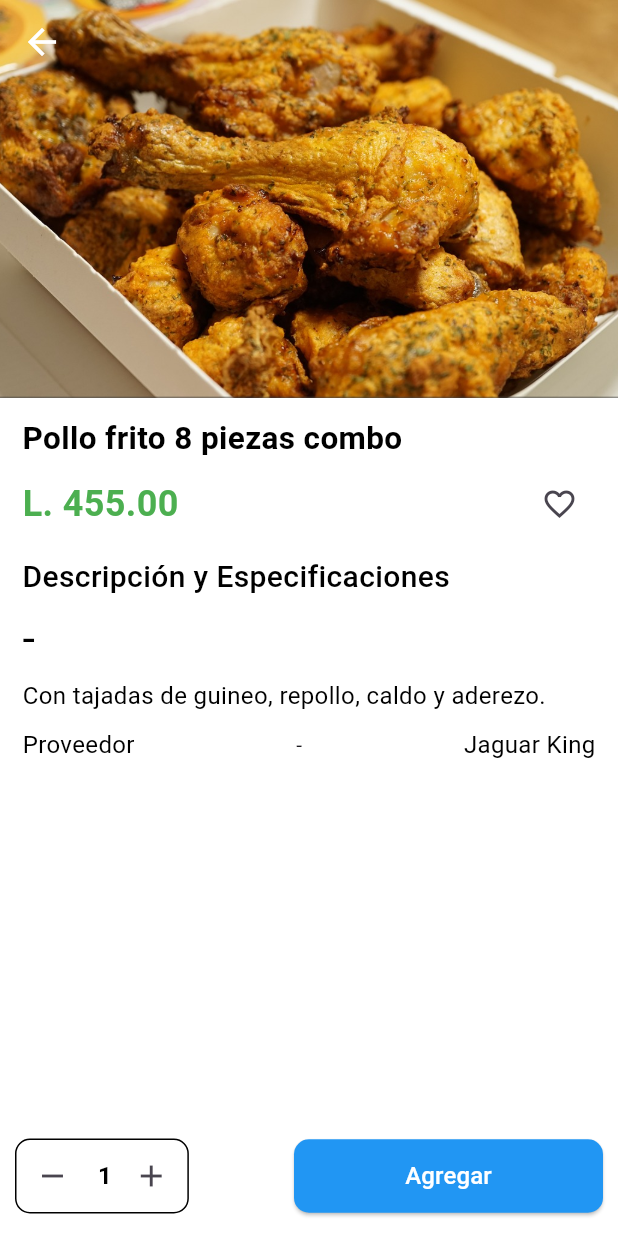
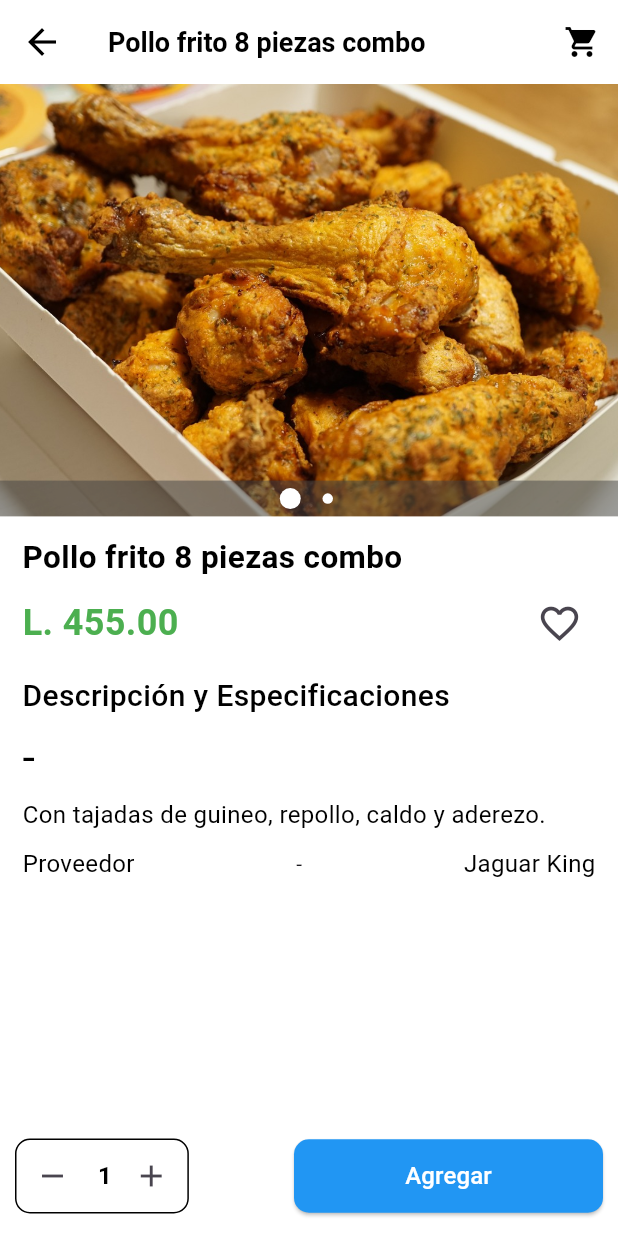
Before and after one commit to RonnyBlandon/easy_solutions, a Flutter app: the RestaurantMenuPage screen opened by its route, after a tap on "Pollo frito 8 piezas combo", on a phone screen of 412 x 824 dp. Run offline on Flutter 3.47's test engine with Material 3 defaults, Android fonts, the light colour scheme and no system bars; our stand-ins replace another_carousel_pro.

```diff
--- a/lib/src/features/presentation/business_list_page/View/business_list_page.dart
+++ b/lib/src/features/presentation/business_list_page/View/business_list_page.dart
@@ -67,7 +67,7 @@ Widget _businessList(BuildContext context) {
 Widget _cardBusinnes(BuildContext context) {
   return GestureDetector(
     onTap: () {
-      Navigator.pushNamed(context, 'business_product_categories');
+      Navigator.pushNamed(context, 'product_categories');
     },
     child: Container(
       padding: const EdgeInsets.all(10.0),
--- a/lib/src/features/presentation/food_details_page/View/food_details_page.dart
+++ /dev/null
@@ -1,152 +0,0 @@
-import 'package:flutter/material.dart';
-//Extension
-import 'package:easy_solutions/src/utils/extensions/screen_size.dart';
-//Commons Widgets
-import 'package:easy_solutions/src/features/presentation/commons_widgets/buttons/back_button.dart';
-import 'package:easy_solutions/src/features/presentation/commons_widgets/headers/custom_title.dart';
-import 'package:easy_solutions/src/features/presentation/commons_widgets/buttons/create_elevated_button.dart';
-//Third party package
-import 'package:another_carousel_pro/another_carousel_pro.dart';
-
-class FoodDetailsPage extends StatelessWidget {
-  const FoodDetailsPage({super.key});
-
-  @override
-  Widget build(BuildContext context) {
-    return SafeArea(
-      child: Scaffold(
-        body: CustomScrollView(slivers: [
-          SliverAppBar(
-            backgroundColor: Colors.blue,
-            expandedHeight: 265.0,
-            flexibleSpace: FlexibleSpaceBar(
-              background:
-                  Container(color: Colors.white, child: _productInfo(context)),
-            ),
-            leading: backButton(context, Colors.white),
-          ),
-          SliverList(
-              delegate: SliverChildListDelegate([
-            Container(
-                color: Colors.white,
-                child: _productInfoContainer(
-                  productName: 'Pollo frito 8 piezas combo',
-                  productDescription:
-                      'Con tajadas de guineo, repollo, caldo y aderezo.',
-                  productPrice: 'L. 455.00',
-                  productProvider: 'Jaguar King',
-                )),
-          ]))
-        ]),
-        bottomNavigationBar: _addCart(context),
-      ),
-    );
-  }
-}
-
-Widget _productInfo(BuildContext context) {
-  return Column(
-    crossAxisAlignment: CrossAxisAlignment.start,
-    children: [
-      Stack(
-        children: [
-          SizedBox(
-            width: double.infinity,
-            height: screenHeight.getScreenHeight(
-                context: context, multiplier: 0.35),
-            child: AnotherCarousel(
-                dotSize: 7.0,
-                indicatorBgPadding: 5.0,
-                images: const [
-                  AssetImage(
-                      'assets/images/restaurants/menu_images/pollo_frito.jpg'),
-                  AssetImage(
-                      'assets/images/restaurants/menu_images/pollo_frito2.jpg'),
-                ]),
-          ),
-        ],
-      ),
-    ],
-  );
-}
-
-Widget _productInfoContainer(
-    {required String productName,
-    required String productDescription,
-    required String productPrice,
-    required String productProvider}) {
-  return Padding(
-    padding:
-        const EdgeInsets.only(top: 12.0, left: 15.0, bottom: 15.0, right: 15.0),
-    child: Column(
-      crossAxisAlignment: CrossAxisAlignment.start,
-      children: [
-        customTitle(productName, Colors.black, fontsize: 21.0),
-        const SizedBox(height: 5.0),
-        Row(
-          mainAxisAlignment: MainAxisAlignment.spaceBetween,
-          children: [
-            customTitle(productPrice, Colors.green, fontsize: 24.0),
-            IconButton(
-                onPressed: () {}, icon: const Icon(Icons.favorite_border))
-          ],
-        ),
-        const SizedBox(height: 10.0),
-        customTitle('Descripción y Especificaciones', Colors.black,
-            fontsize: 20.0, fontWeight: FontWeight.w500),
-        const SizedBox(height: 5.0),
-        customTitle('-', Colors.black, fontWeight: FontWeight.w400),
-        const SizedBox(height: 5.0),
-        customTitle(
-          productDescription,
-          Colors.black,
-          fontsize: 16.0,
-          fontWeight: FontWeight.w400,
-          textAling: TextAlign.start,
-        ),
-        const SizedBox(height: 10.0),
-        Row(
-          mainAxisAlignment: MainAxisAlignment.spaceBetween,
-          children: [
-            customTitle('Proveedor', Colors.black,
-                fontsize: 16.0, fontWeight: FontWeight.w400),
-            const Text('-'),
-            customTitle(productProvider, Colors.black,
-                fontsize: 16.0, fontWeight: FontWeight.w400),
-          ],
-        )
-      ],
-    ),
-  );
-}
-
-Widget _addCart(BuildContext context) {
-  return Container(
-    color: Colors.white,
-    padding: const EdgeInsets.symmetric(horizontal: 10.0, vertical: 15.0),
-    child: Row(
-      mainAxisAlignment: MainAxisAlignment.spaceBetween,
-      children: [
-        Container(
-          decoration: BoxDecoration(
-              border: Border.all(), borderRadius: BorderRadius.circular(10.0)),
-          child: Row(
-            children: [
-              IconButton(onPressed: () {}, icon: const Icon(Icons.remove)),
-              customTitle(' 1 ', Colors.black, fontsize: 16.0),
-              IconButton(onPressed: () {}, icon: const Icon(Icons.add)),
-            ],
-          ),
-        ),
-        createElevatedButton(
-            onPressed: () {},
-            width:
-                screenWidth.getScreenWidth(context: context, multiplier: 0.5),
-            height: 49.0,
-            radius: 10.0,
-            backgroundColor: Colors.blue,
-            labelButton: 'Agregar'),
-      ],
-    ),
-  );
-}
--- a/lib/src/features/presentation/product_details_page/View/product_details_page.dart
+++ b/lib/src/features/presentation/product_details_page/View/product_details_page.dart
@@ -1,4 +1,12 @@
 import 'package:flutter/material.dart';
+//Extension
+import 'package:easy_solutions/src/utils/extensions/screen_size.dart';
+//Commons Widgets
+import 'package:easy_solutions/src/features/presentation/commons_widgets/buttons/back_button.dart';
+import 'package:easy_solutions/src/features/presentation/commons_widgets/headers/custom_title.dart';
+import 'package:easy_solutions/src/features/presentation/commons_widgets/buttons/create_elevated_button.dart';
+//Third party package
+import 'package:another_carousel_pro/another_carousel_pro.dart';
 
 class ProductDetailsPage extends StatefulWidget {
   const ProductDetailsPage({super.key});
@@ -10,10 +18,146 @@ class ProductDetailsPage extends StatefulWidget {
 class _ProductDetailsPageState extends State<ProductDetailsPage> {
   @override
   Widget build(BuildContext context) {
-    return const Scaffold(
-      body: Center(
-        child: Text('Detalles del producto'),
+    return SafeArea(
+      child: Scaffold(
+        appBar: AppBar(
+          backgroundColor: Colors.white,
+          leading: backButton(context, Colors.black),
+          title: customTitle('Pollo frito 8 piezas combo', Colors.black,
+              fontsize: 18.0),
+          actions: [
+            IconButton(
+                onPressed: () {},
+                color: Colors.black,
+                icon: const Icon(Icons.shopping_cart))
+          ],
+        ),
+        body: CustomScrollView(slivers: [
+          SliverList(
+              delegate: SliverChildListDelegate([
+            _productInfo(context),
+            Container(
+                color: Colors.white,
+                child: _productInfoContainer(
+                  productName: 'Pollo frito 8 piezas combo',
+                  productDescription:
+                      'Con tajadas de guineo, repollo, caldo y aderezo.',
+                  productPrice: 'L. 455.00',
+                  productProvider: 'Jaguar King',
+                )),
+          ]))
+        ]),
+        bottomNavigationBar: _addCart(context),
       ),
     );
   }
 }
+
+Widget _productInfo(BuildContext context) {
+  return Column(
+    crossAxisAlignment: CrossAxisAlignment.start,
+    children: [
+      Stack(
+        children: [
+          SizedBox(
+            width: double.infinity,
+            height: screenHeight.getScreenHeight(
+                context: context, multiplier: 0.35),
+            child: AnotherCarousel(
+                dotSize: 7.0,
+                indicatorBgPadding: 5.0,
+                images: const [
+                  AssetImage(
+                      'assets/images/restaurants/menu_images/pollo_frito.jpg'),
+                  AssetImage(
+                      'assets/images/restaurants/menu_images/pollo_frito2.jpg'),
+                ]),
+          ),
+        ],
+      ),
+    ],
+  );
+}
+
+Widget _productInfoContainer(
+    {required String productName,
+    required String productDescription,
+    required String productPrice,
+    required String productProvider}) {
+  return Padding(
+    padding:
+        const EdgeInsets.only(top: 12.0, left: 15.0, bottom: 15.0, right: 15.0),
+    child: Column(
+      crossAxisAlignment: CrossAxisAlignment.start,
+      children: [
+        customTitle(productName, Colors.black, fontsize: 21.0),
+        const SizedBox(height: 5.0),
+        Row(
+          mainAxisAlignment: MainAxisAlignment.spaceBetween,
+          children: [
+            customTitle(productPrice, Colors.green, fontsize: 24.0),
+            IconButton(
+                onPressed: () {},
+                iconSize: 30.0,
+                icon: const Icon(Icons.favorite_border))
+          ],
+        ),
+        const SizedBox(height: 10.0),
+        customTitle('Descripción y Especificaciones', Colors.black,
+            fontsize: 20.0, fontWeight: FontWeight.w500),
+        const SizedBox(height: 5.0),
+        customTitle('-', Colors.black, fontWeight: FontWeight.w400),
+        const SizedBox(height: 5.0),
+        customTitle(
+          productDescription,
+          Colors.black,
+          fontsize: 16.0,
+          fontWeight: FontWeight.w400,
+          textAling: TextAlign.start,
+        ),
+        const SizedBox(height: 10.0),
+        Row(
+          mainAxisAlignment: MainAxisAlignment.spaceBetween,
+          children: [
+            customTitle('Proveedor', Colors.black,
+                fontsize: 16.0, fontWeight: FontWeight.w400),
+            const Text('-'),
+            customTitle(productProvider, Colors.black,
+                fontsize: 16.0, fontWeight: FontWeight.w400),
+          ],
+        )
+      ],
+    ),
+  );
+}
+
+Widget _addCart(BuildContext context) {
+  return Container(
+    color: Colors.white,
+    padding: const EdgeInsets.symmetric(horizontal: 10.0, vertical: 15.0),
+    child: Row(
+      mainAxisAlignment: MainAxisAlignment.spaceBetween,
+      children: [
+        Container(
+          decoration: BoxDecoration(
+              border: Border.all(), borderRadius: BorderRadius.circular(10.0)),
+          child: Row(
+            children: [
+              IconButton(onPressed: () {}, icon: const Icon(Icons.remove)),
+              customTitle(' 1 ', Colors.black, fontsize: 16.0),
+              IconButton(onPressed: () {}, icon: const Icon(Icons.add)),
+            ],
+          ),
+        ),
+        createElevatedButton(
+            onPressed: () {},
+            width:
+                screenWidth.getScreenWidth(context: context, multiplier: 0.5),
+            height: 49.0,
+            radius: 10.0,
+            backgroundColor: Colors.blue,
+            labelButton: 'Agregar'),
+      ],
+    ),
+  );
+}
--- a/lib/src/features/presentation/restaurant_menu_page/View/restaurant_menu_page.dart
+++ b/lib/src/features/presentation/restaurant_menu_page/View/restaurant_menu_page.dart
@@ -211,7 +211,7 @@ Widget _cardProduct(BuildContext context) {
             children: [
               GestureDetector(
                 onTap: () {
-                  Navigator.pushNamed(context, 'food_details');
+                  Navigator.pushNamed(context, 'product_details');
                 },
                 child: Row(children: [
                   ClipRRect(
--- a/lib/src/features/presentation/tabs/favorites_tab/View/Components/favorite_product_view.dart
+++ b/lib/src/features/presentation/tabs/favorites_tab/View/Components/favorite_product_view.dart
@@ -96,7 +96,7 @@ Widget _sliderProducts(BuildContext context) {
 Widget _cardProduct(BuildContext context) {
   return GestureDetector(
     onTap: () {
-      Navigator.pushNamed(context, 'food_details');
+      Navigator.pushNamed(context, 'product_details');
     },
     child: Container(
       width: 180.0,
--- a/lib/src/routes/routers.dart
+++ b/lib/src/routes/routers.dart
@@ -9,7 +9,7 @@ import 'package:easy_solutions/src/features/presentation/services_page/View/serv
 import 'package:easy_solutions/src/features/presentation/tabs/tabs_page.dart';
 import 'package:easy_solutions/src/features/presentation/restaurant_list_page/View/restaurant_list_page.dart';
 import 'package:easy_solutions/src/features/presentation/restaurant_menu_page/View/restaurant_menu_page.dart';
-import 'package:easy_solutions/src/features/presentation/food_details_page/View/food_details_page.dart';
+import 'package:easy_solutions/src/features/presentation/product_details_page/View/product_details_page.dart';
 import 'package:easy_solutions/src/features/presentation/shopping_cart_page/View/shopping_cart_page.dart';
 import 'package:easy_solutions/src/features/presentation/order_details_page/View/order_details_page.dart';
 import 'package:easy_solutions/src/features/presentation/profile_details_page/View/profile_details_page.dart';
@@ -18,7 +18,8 @@ import 'package:easy_solutions/src/features/presentation/add_card_credit_page/Vi
 import 'package:easy_solutions/src/features/presentation/add_address_page/View/add_address_page.dart';
 import 'package:easy_solutions/src/features/presentation/legal_info_page/View/legal_info_page.dart';
 import 'package:easy_solutions/src/features/presentation/business_list_page/View/business_list_page.dart';
-import 'package:easy_solutions/src/features/presentation/business_product_categories_page/View/business_product_categories_page.dart';
+import 'package:easy_solutions/src/features/presentation/product_categories_page/View/product_categories_page.dart';
+import 'package:easy_solutions/src/features/presentation/product_category_page/View/product_category_page.dart';
 
 final routes = <String, WidgetBuilder>{
   'welcome': (BuildContext context) => const WelcomePage(),
@@ -29,7 +30,7 @@ final routes = <String, WidgetBuilder>{
   'tabs': (BuildContext context) => const TabsPage(),
   'restaurant_list': (BuildContext context) => const RestaurantListPage(),
   'restaurant_menu': (BuildContext context) => const RestaurantMenuPage(),
-  'food_details': (BuildContext context) => const FoodDetailsPage(),
+  'product_details': (BuildContext context) => const ProductDetailsPage(),
   'shopping_cart': (BuildContext context) => const ShoppingCartPage(),
   'order_details': (BuildContext context) => const OrderDetailsPage(),
   'profile_details': (BuildContext context) => const ProfileDetailsPage(),
@@ -38,7 +39,6 @@ final routes = <String, WidgetBuilder>{
   'form_add_card_credit': (BuildContext context) => const FormAddCardCredit(),
   'add_address': (BuildContext context) => const AddAddressPage(),
   'business_list': (BuildContext context) => const BusinessListPage(),
-  'business_product_categories': (BuildContext context) =>
-      const BusinessProductCategoriesPage(),
-  'product_details': (BuildContext context) => const BusinessListPage(),
+  'product_categories': (BuildContext context) => const ProductCategoriesPage(),
+  'product_category': (BuildContext context) => const ProductCategoryPage(),
 };
```
Also changed, not shown: lib/src/features/presentation/commons_widgets/headers/main_search.dart (added, +28 -0 lines), lib/src/features/presentation/product_categories_page/View/product_categories_page.dart (renamed from lib/src/features/presentation/business_product_categories_page/View/business_product_categories_page.dart, +16 -30 lines), lib/src/features/presentation/product_category_page/View/product_category_page.dart (added, +112 -0 lines).
